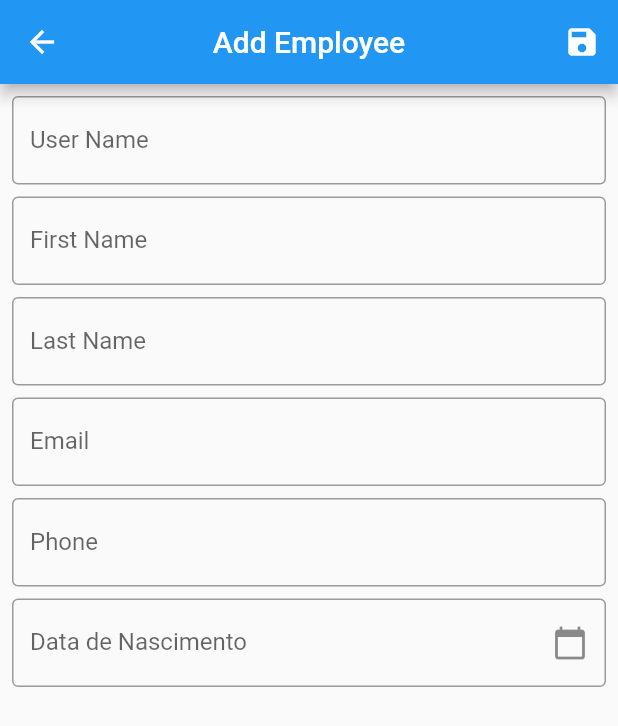
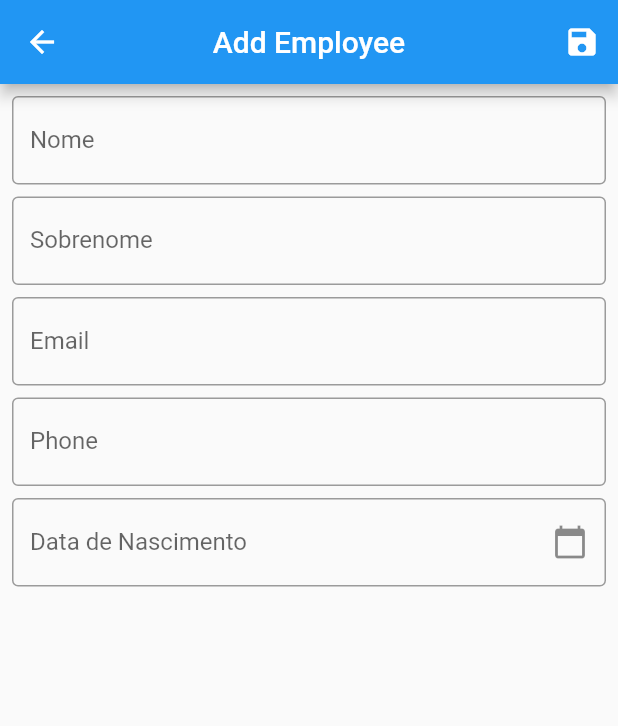
Before and after one commit to lucasbogo/employee_administration_book, a Flutter app: the AddEmployeeScreen screen opened by its route, on a phone screen of 412 x 824 dp. Shown: the top 726 px of the screen. Run offline on Flutter 3.47's test engine with Material 2 defaults, Android fonts, the phone set to English and light mode, and no system bars.

Commit message:
removed UserName

```diff
--- a/lib/screens/add_employee_screen.dart
+++ b/lib/screens/add_employee_screen.dart
@@ -15,7 +15,6 @@ class AddEmployeeScreen extends StatefulWidget {
 class _AddEmployeeScreenState extends State<AddEmployeeScreen> {
   final _formKey = GlobalKey<FormState>();
 
-  final TextEditingController _userNameController = TextEditingController();
   final TextEditingController _firstNameController = TextEditingController();
   final TextEditingController _lastNameController = TextEditingController();
   final TextEditingController _emailController = TextEditingController();
@@ -24,7 +23,6 @@ class _AddEmployeeScreenState extends State<AddEmployeeScreen> {
 
   @override
   void dispose() {
-    _userNameController.dispose();
     _firstNameController.dispose();
     _lastNameController.dispose();
     _emailController.dispose();
@@ -56,22 +54,15 @@ class _AddEmployeeScreenState extends State<AddEmployeeScreen> {
               child: Column(
                 children: [
                   CustomTextFormField(
-                    controller: _userNameController,
-                    txtLable: 'User Name',
-                  ),
-                  const SizedBox(
-                    height: 8.0,
-                  ),
-                  CustomTextFormField(
                     controller: _firstNameController,
-                    txtLable: 'First Name',
+                    txtLable: 'Nome',
                   ),
                   const SizedBox(
                     height: 8.0,
                   ),
                   CustomTextFormField(
                     controller: _lastNameController,
-                    txtLable: 'Last Name',
+                    txtLable: 'Sobrenome',
                   ),
                   const SizedBox(
                     height: 8.0,
```
